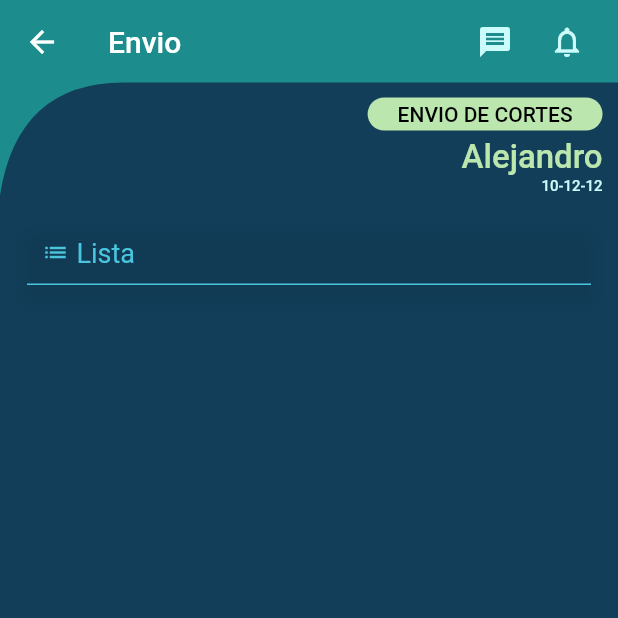
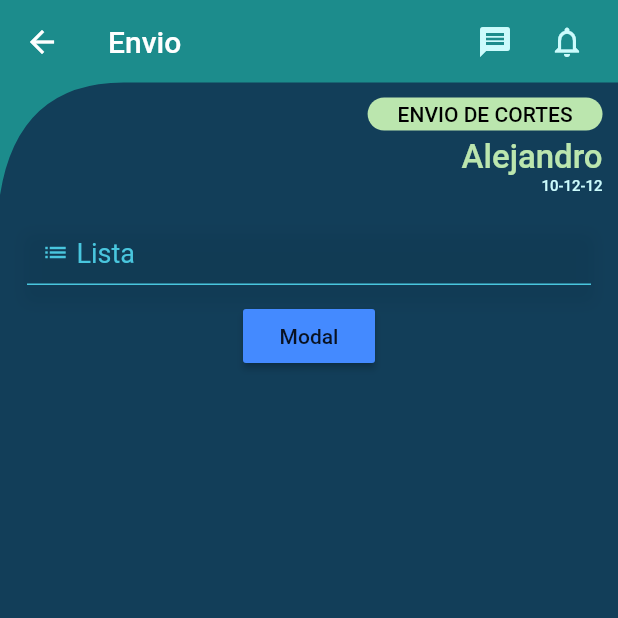
Before and after one commit to franco555/2021Caysa, a Flutter app: the ScTest screen opened by its route, on a phone screen of 412 x 824 dp, the top half of it. Run offline on Flutter 3.47's test engine with Material 2 defaults, Android fonts, the phone set to English and light mode, and no system bars; our stand-ins replace fl_chart, flutter_svg, get.

Commit message:
Implementado Modal de confirmacin

```diff
--- a/lib/dashBoard/test.dart
+++ b/lib/dashBoard/test.dart
@@ -1,4 +1,5 @@
 import 'package:caysa2021/components/other/separadorH.dart';
+import 'package:caysa2021/components/modal/modalConfirmation.dart';
 import 'package:caysa2021/constants/constant_fr_color.dart';
 import 'package:caysa2021/nav/customAppBar.dart';
 import 'package:flutter/material.dart';
@@ -29,7 +30,12 @@ class _ScTestState extends State<ScTest> {
                     color: CFr().getColorBtnLogin(),
                     fsize: 18.0,
                   ),
-
+                 MaterialButton(
+                   child: Text("Modal"),
+                   color: Colors.blueAccent,
+                   onPressed: ()=>{
+                    _showModal(context)
+                  })
                 ],
               ),
             )
@@ -38,5 +44,61 @@ class _ScTestState extends State<ScTest> {
     );
   }
 
+  _showModal(context){
+    showModalBottomSheet(
+      context: context,
+      isScrollControlled: true,
+      builder: (BuildContext context) {
+        return ModalConfirmation(
+          titulo: "¿Desea eliminar?",
+          subTitulo: "No se podran recuparar los datos.",
+          fn: ()=>{},
+        );
+      },
+    );
+  }
+  /*_showModal(context){
+    showModalBottomSheet(
+      context: context,
+      isScrollControlled: true,
+      builder: (BuildContext context) {
+        return Container(
+          height: 150,
+          decoration: BoxDecoration(
+            color: Colors.white,
+            borderRadius: BorderRadius.only(
+              topLeft: Radius.circular(20),
+              topRight: Radius.circular(20),
+            ),
+          ),
+          child: Column(
+            mainAxisAlignment: MainAxisAlignment.center,
+            crossAxisAlignment: CrossAxisAlignment.center,
+            children: [
+              Text("¿Desea eliminar?",style: TextStyle(fontSize: 24),),
+              SizedBox(height: 5,),
+              Text("No se podran recuparar los datos.",style: TextStyle(fontSize: 16),),
+              SizedBox(height: 15,),
+              Row(
+                mainAxisAlignment: MainAxisAlignment.spaceAround,
+                children: [
+                  IconButton(
+                    icon: Icon(Icons.check),
+                    color: CFr().getColorTextPrecioTotalCard(),
+                    onPressed: ()=>{}
+                  ),
+                  IconButton(
+                    icon: Icon(Icons.close),
+                    color: CFr().getColorTextBtnSalir(),
+                    onPressed:  () => Navigator.of(context).pop(),
+                  ),
+                ],
+              )
+            ],
+          ),
+        );
+      },
+    );
+  }*/
 
 }
--- a/lib/main.dart
+++ b/lib/main.dart
@@ -3,6 +3,7 @@ import 'package:caysa2021/dashBoard/Sc_DashBoard.dart';
 import 'package:caysa2021/dashBoard/test.dart';
 import 'package:caysa2021/received/sc_received.dart';
 import 'package:flutter/material.dart';
+import 'package:get/get_navigation/get_navigation.dart';
 void main() {
   runApp(MyApp());
 }
@@ -17,7 +18,7 @@ class _MyAppState extends State<MyApp> {
   // This widget is the root of your application.
   @override
   Widget build(BuildContext context) {
-    return MaterialApp(
+    return GetMaterialApp(
       debugShowCheckedModeBanner: false,
       title: 'CAYSA',
       theme: ThemeData(
```
Also changed, not shown: lib/components/modal/modalConfirmation.dart (added, +54 -0 lines).
